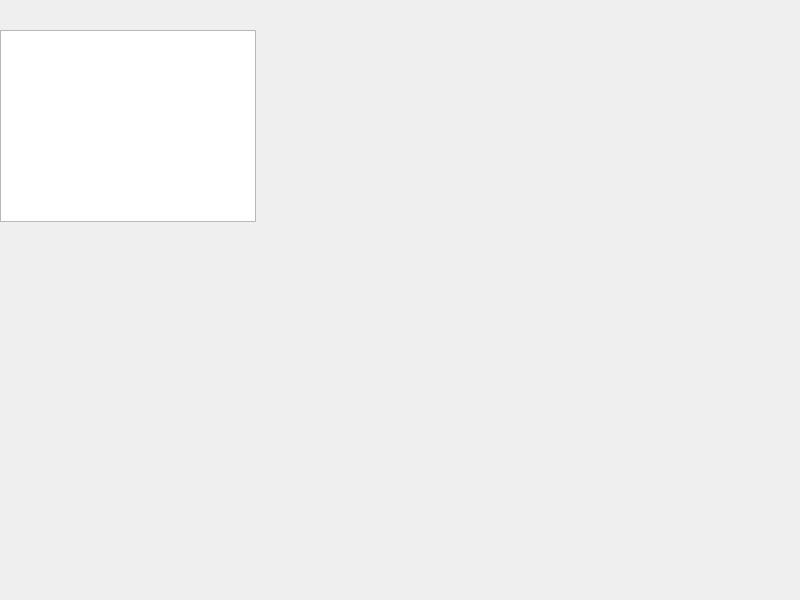
The window that form_tek_sost_ik.ui (akadenis/mm1) describes before a commit, drawn with Qt 5.
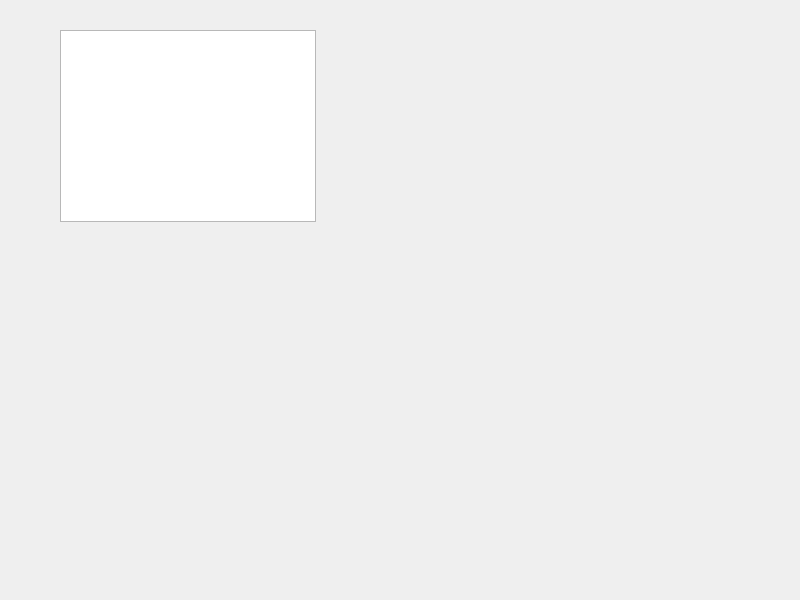
The same window after the commit.

The edit to the form file:
```diff
--- a/form_tek_sost_ik.ui
+++ b/form_tek_sost_ik.ui
@@ -16,7 +16,7 @@
   <widget class="QColumnView" name="columnView">
    <property name="geometry">
     <rect>
-     <x>0</x>
+     <x>60</x>
      <y>30</y>
      <width>256</width>
      <height>192</height>
```
